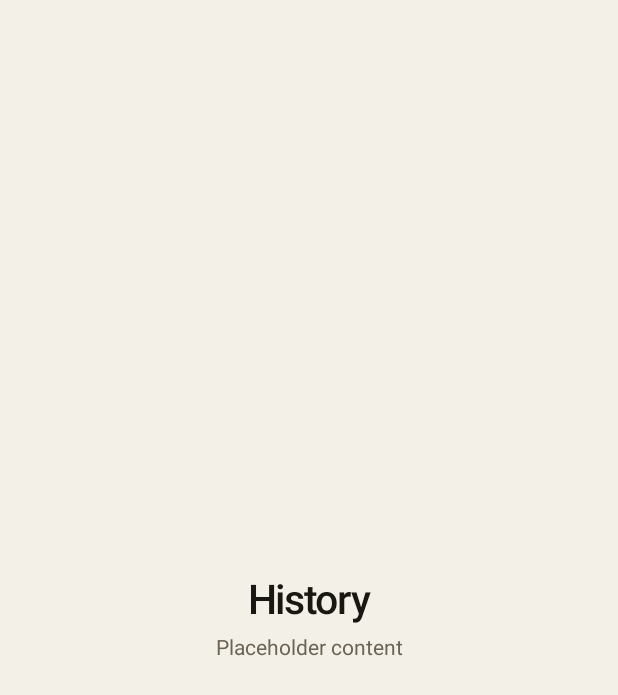
After one commit to xingfengwxx/Clipbox, an Android app built with Jetpack Compose: the composable ClipboxNavHost shown on its own in the app's theme, on a phone screen of 412 x 824 dp. The commit adds this screen. Shown: the top 695 px of the screen. Run offline under Robolectric (Android 15) with nearby library versions, the phone set to English and light mode, and no system bars; our stand-ins replace Compose Multiplatform resources.

Commit message:
T-UI-01: 设计 tokens、主题与导航骨架

```diff
--- a/ClipboxClient/composeApp/build.gradle.kts
+++ b/ClipboxClient/composeApp/build.gradle.kts
@@ -34,6 +34,7 @@ kotlin {
             implementation(compose.material3)
             implementation(compose.ui)
             implementation(compose.components.resources)
+            implementation(libs.androidx.navigation.compose)
             implementation(libs.koin.core)
             implementation(project(":shared"))
         }
--- a/ClipboxClient/composeApp/src/commonMain/composeResources/values-en/strings.xml
+++ b/ClipboxClient/composeApp/src/commonMain/composeResources/values-en/strings.xml
@@ -1,5 +1,8 @@
 <?xml version="1.0" encoding="utf-8"?>
 <resources>
     <string name="app_name">Theca</string>
-    <string name="app_placeholder">Project skeleton is ready</string>
+    <string name="nav_history">History</string>
+    <string name="nav_toolbox">Toolbox</string>
+    <string name="nav_settings">Settings</string>
+    <string name="placeholder_under_construction">Placeholder content</string>
 </resources>
--- a/ClipboxClient/composeApp/src/commonMain/composeResources/values-zh-rTW/strings.xml
+++ b/ClipboxClient/composeApp/src/commonMain/composeResources/values-zh-rTW/strings.xml
@@ -1,5 +1,8 @@
 <?xml version="1.0" encoding="utf-8"?>
 <resources>
     <string name="app_name">字匣</string>
-    <string name="app_placeholder">工程骨架已就緒</string>
+    <string name="nav_history">歷史</string>
+    <string name="nav_toolbox">工具箱</string>
+    <string name="nav_settings">設定</string>
+    <string name="placeholder_under_construction">頁面預留內容</string>
 </resources>
--- a/ClipboxClient/composeApp/src/commonMain/composeResources/values/strings.xml
+++ b/ClipboxClient/composeApp/src/commonMain/composeResources/values/strings.xml
@@ -1,5 +1,8 @@
 <?xml version="1.0" encoding="utf-8"?>
 <resources>
     <string name="app_name">字匣</string>
-    <string name="app_placeholder">工程骨架已就绪</string>
+    <string name="nav_history">历史</string>
+    <string name="nav_toolbox">工具箱</string>
+    <string name="nav_settings">设置</string>
+    <string name="placeholder_under_construction">页面占位内容</string>
 </resources>
--- /dev/null
+++ b/ClipboxClient/composeApp/src/commonMain/kotlin/com/wangxingxing/clipbox/ui/navigation/ClipboxNavHost.kt
@@ -0,0 +1,31 @@
+/**
+ * author : 王星星
+ * date : 2026-11-16 16:29
+ * email : 1099420259@qq.com
+ * description : 应用级 NavHost，本卡只注册三个一级目的地；toolbox/{toolId} 与 pairing 等二级路由由后续卡片在此扩展
+ */
+package com.wangxingxing.clipbox.ui.navigation
+
+import androidx.compose.runtime.Composable
+import androidx.compose.ui.Modifier
+import androidx.navigation.NavHostController
+import androidx.navigation.compose.NavHost
+import androidx.navigation.compose.composable
+
+@Composable
+fun ClipboxNavHost(
+    navController: NavHostController,
+    modifier: Modifier = Modifier,
+) {
+    NavHost(
+        navController = navController,
+        startDestination = TopLevelDestination.History.route,
+        modifier = modifier,
+    ) {
+        TopLevelDestination.entries.forEach { destination ->
+            composable(destination.route) {
+                PlaceholderPage(destination)
+            }
+        }
+    }
+}
--- /dev/null
+++ b/ClipboxClient/composeApp/src/commonMain/kotlin/com/wangxingxing/clipbox/ui/navigation/PlaceholderPages.kt
@@ -0,0 +1,50 @@
+/**
+ * author : 王星星
+ * date : 2026-11-16 16:29
+ * email : 1099420259@qq.com
+ * description : 三个一级页面的占位内容；只验证导航与主题，不承载任何数据，后续卡片会逐页替换
+ */
+package com.wangxingxing.clipbox.ui.navigation
+
+import androidx.compose.foundation.background
+import androidx.compose.foundation.layout.Arrangement
+import androidx.compose.foundation.layout.Column
+import androidx.compose.foundation.layout.Spacer
+import androidx.compose.foundation.layout.fillMaxSize
+import androidx.compose.foundation.layout.height
+import androidx.compose.foundation.layout.padding
+import androidx.compose.material3.MaterialTheme
+import androidx.compose.material3.Text
+import androidx.compose.runtime.Composable
+import androidx.compose.ui.Alignment
+import androidx.compose.ui.Modifier
+import com.wangxingxing.clipbox.resources.Res
+import com.wangxingxing.clipbox.resources.placeholder_under_construction
+import com.wangxingxing.clipbox.ui.theme.ClipboxTokens
+import org.jetbrains.compose.resources.stringResource
+
+@Composable
+fun PlaceholderPage(destination: TopLevelDestination) {
+    val colors = ClipboxTokens.colors
+    val spacing = ClipboxTokens.spacing
+    Column(
+        modifier = Modifier
+            .fillMaxSize()
+            .background(colors.background)
+            .padding(spacing.xl),
+        verticalArrangement = Arrangement.Center,
+        horizontalAlignment = Alignment.CenterHorizontally,
+    ) {
+        Text(
+            text = stringResource(destination.label),
+            style = MaterialTheme.typography.titleLarge,
+            color = colors.ink,
+        )
+        Spacer(Modifier.height(spacing.s))
+        Text(
+            text = stringResource(Res.string.placeholder_under_construction),
+            style = MaterialTheme.typography.bodySmall,
+            color = colors.ink3,
+        )
+    }
+}
--- /dev/null
+++ b/ClipboxClient/composeApp/src/commonMain/kotlin/com/wangxingxing/clipbox/ui/theme/ClipboxTheme.kt
@@ -0,0 +1,35 @@
+/**
+ * author : 王星星
+ * date : 2026-11-16 16:29
+ * email : 1099420259@qq.com
+ * description : 根主题：把浅 / 深两套 tokens 注入 Material 3 与 CompositionLocal；本卡只跟随系统外观，主题模式切换由 T-UI-09 接入
+ */
+package com.wangxingxing.clipbox.ui.theme
+
+import androidx.compose.foundation.isSystemInDarkTheme
+import androidx.compose.material3.MaterialTheme
+import androidx.compose.runtime.Composable
+import androidx.compose.runtime.CompositionLocalProvider
+import androidx.compose.runtime.remember
+
+@Composable
+fun ClipboxTheme(
+    darkTheme: Boolean = isSystemInDarkTheme(),
+    content: @Composable () -> Unit,
+) {
+    val colors = if (darkTheme) DarkClipboxColors else LightClipboxColors
+    val colorScheme = remember(darkTheme) { colors.toColorScheme(darkTheme) }
+    MaterialTheme(
+        colorScheme = colorScheme,
+        typography = DefaultClipboxTypography.material,
+        shapes = ClipboxShapes,
+    ) {
+        CompositionLocalProvider(
+            LocalClipboxColors provides colors,
+            LocalClipboxSpacing provides ClipboxSpacing(),
+            LocalClipboxRadii provides ClipboxRadii(),
+            LocalClipboxTypography provides DefaultClipboxTypography,
+            content = content,
+        )
+    }
+}
--- /dev/null
+++ b/ClipboxClient/composeApp/src/commonMain/kotlin/com/wangxingxing/clipbox/ui/theme/ClipboxTokens.kt
@@ -0,0 +1,228 @@
+/**
+ * author : 王星星
+ * date : 2026-11-16 16:29
+ * email : 1099420259@qq.com
+ * description : 三端共享的设计 tokens：11 个色彩角色、间距、圆角与字体；十六进制色值只允许出现在本包，页面必须经 ClipboxTokens 取色
+ */
+package com.wangxingxing.clipbox.ui.theme
+
+import androidx.compose.foundation.shape.RoundedCornerShape
+import androidx.compose.material3.ColorScheme
+import androidx.compose.material3.Shapes
+import androidx.compose.material3.Typography
+import androidx.compose.material3.darkColorScheme
+import androidx.compose.material3.lightColorScheme
+import androidx.compose.runtime.Composable
+import androidx.compose.runtime.Immutable
+import androidx.compose.runtime.ReadOnlyComposable
+import androidx.compose.runtime.staticCompositionLocalOf
+import androidx.compose.ui.graphics.Color
+import androidx.compose.ui.text.TextStyle
+import androidx.compose.ui.text.font.FontFamily
+import androidx.compose.ui.text.font.FontWeight
+import androidx.compose.ui.unit.Dp
+import androidx.compose.ui.unit.dp
+import androidx.compose.ui.unit.sp
+
+@Immutable
+data class ClipboxColors(
+    val background: Color,
+    val panel: Color,
+    val panel2: Color,
+    val ink: Color,
+    val ink2: Color,
+    val ink3: Color,
+    val line: Color,
+    val accent: Color,
+    val ok: Color,
+    val warn: Color,
+    val danger: Color,
+    /** accent 上的配套文字色，来自 brand-spec 的按钮规范，不属于设计稿的 11 个角色。 */
+    val onAccent: Color,
+)
+
+val LightClipboxColors = ClipboxColors(
+    background = Color(0xFFF3F0E8),
+    panel = Color(0xFFFBF9F3),
+    panel2 = Color(0xFFEAE6DA),
+    ink = Color(0xFF191712),
+    ink2 = Color(0xFF5B5446),
+    ink3 = Color(0xFF6B6455),
+    line = Color(0xFFD0CABA),
+    accent = Color(0xFFA8430F),
+    ok = Color(0xFF2F6B45),
+    warn = Color(0xFF7A4E0C),
+    danger = Color(0xFFA03024),
+    onAccent = Color(0xFFFFF8F0),
+)
+
+val DarkClipboxColors = ClipboxColors(
+    background = Color(0xFF17150F),
+    panel = Color(0xFF1E1B14),
+    panel2 = Color(0xFF262218),
+    ink = Color(0xFFEDE9DC),
+    ink2 = Color(0xFFB7B0A0),
+    ink3 = Color(0xFF9A9384),
+    line = Color(0xFF3A352B),
+    accent = Color(0xFFE8823F),
+    ok = Color(0xFF7ED6A4),
+    warn = Color(0xFFE0B05A),
+    danger = Color(0xFFF08A75),
+    onAccent = Color(0xFF17150F),
+)
+
+// 未映射容器落回品牌面板色，避免 M3 组件（对话框 / Snackbar / 输入框）出现基线紫色
+internal fun ClipboxColors.toColorScheme(dark: Boolean): ColorScheme {
+    val scheme = if (dark) darkColorScheme() else lightColorScheme()
+    return scheme.copy(
+        primary = accent,
+        onPrimary = onAccent,
+        primaryContainer = panel2,
+        onPrimaryContainer = ink,
+        inversePrimary = accent,
+        secondary = ink2,
+        onSecondary = panel,
+        secondaryContainer = panel2,
+        onSecondaryContainer = ink,
+        tertiary = ink3,
+        onTertiary = panel,
+        tertiaryContainer = panel2,
+        onTertiaryContainer = ink,
+        background = background,
+        onBackground = ink,
+        surface = panel,
+        onSurface = ink,
+        surfaceVariant = panel2,
+        onSurfaceVariant = ink2,
+        surfaceTint = accent,
+        inverseSurface = ink,
+        inverseOnSurface = background,
+        error = danger,
+        onError = onAccent,
+        errorContainer = panel2,
+        onErrorContainer = danger,
+        outline = line,
+        outlineVariant = panel2,
+        scrim = Color.Black,
+        surfaceBright = panel,
+        surfaceDim = background,
+        surfaceContainerLowest = background,
+        surfaceContainerLow = panel,
+        surfaceContainer = panel,
+        surfaceContainerHigh = panel2,
+        surfaceContainerHighest = panel2,
+    )
+}
+
+/** 间距刻度固定为 4 / 8 / 12 / 16 / 24 / 32。 */
+@Immutable
+data class ClipboxSpacing(
+    val xs: Dp = 4.dp,
+    val s: Dp = 8.dp,
+    val m: Dp = 12.dp,
+    val l: Dp = 16.dp,
+    val xl: Dp = 24.dp,
+    val xxl: Dp = 32.dp,
+)
+
+/** 按钮 3dp；弹层 6–10dp，统一取 8dp。 */
+@Immutable
+data class ClipboxRadii(
+    val button: Dp = 3.dp,
+    val overlay: Dp = 8.dp,
+)
+
+val ClipboxShapes = Shapes(
+    extraSmall = RoundedCornerShape(2.dp),
+    small = RoundedCornerShape(3.dp),
+    medium = RoundedCornerShape(8.dp),
+    large = RoundedCornerShape(10.dp),
+    extraLarge = RoundedCornerShape(10.dp),
+)
+
+@Immutable
+class ClipboxTypography(
+    val material: Typography,
+    /** 设备名 / 时间 / 字节数 / 同步状态的等宽签名样式。 */
+    val mono: TextStyle,
+)
+
+val DefaultClipboxTypography = ClipboxTypography(
+    material = Typography(
+        titleLarge = TextStyle(
+            fontFamily = FontFamily.Default,
+            fontWeight = FontWeight.SemiBold,
+            fontSize = 27.sp,
+            lineHeight = 30.sp,
+            letterSpacing = (-0.675).sp,
+        ),
+        titleMedium = TextStyle(
+            fontFamily = FontFamily.Default,
+            fontWeight = FontWeight.SemiBold,
+            fontSize = 17.sp,
+            lineHeight = 24.sp,
+        ),
+        bodyLarge = TextStyle(
+            fontFamily = FontFamily.Default,
+            fontWeight = FontWeight.Normal,
+            fontSize = 16.sp,
+            lineHeight = 25.sp,
+        ),
+        bodyMedium = TextStyle(
+            fontFamily = FontFamily.Default,
+            fontWeight = FontWeight.Normal,
+            fontSize = 15.sp,
+            lineHeight = 23.sp,
+        ),
+        bodySmall = TextStyle(
+            fontFamily = FontFamily.Default,
+            fontWeight = FontWeight.Normal,
+            fontSize = 14.sp,
+            lineHeight = 22.sp,
+        ),
+        labelLarge = TextStyle(
+            fontFamily = FontFamily.Default,
+            fontWeight = FontWeight.Medium,
+            fontSize = 14.sp,
+            lineHeight = 20.sp,
+        ),
+        labelMedium = TextStyle(
+            fontFamily = FontFamily.Default,
+            fontWeight = FontWeight.Medium,
+            fontSize = 12.sp,
+            lineHeight = 16.sp,
+        ),
+        labelSmall = TextStyle(
+            fontFamily = FontFamily.Default,
+            fontWeight = FontWeight.Normal,
+            fontSize = 12.sp,
+            lineHeight = 16.sp,
+        ),
+    ),
+    mono = TextStyle(
+        fontFamily = FontFamily.Monospace,
+        fontWeight = FontWeight.Normal,
+        fontSize = 12.sp,
+        lineHeight = 16.sp,
+    ),
+)
+
+val LocalClipboxColors = staticCompositionLocalOf { LightClipboxColors }
+val LocalClipboxSpacing = staticCompositionLocalOf { ClipboxSpacing() }
+val LocalClipboxRadii = staticCompositionLocalOf { ClipboxRadii() }
+val LocalClipboxTypography = staticCompositionLocalOf { DefaultClipboxTypography }
+
+object ClipboxTokens {
+
+    val colors: ClipboxColors
+        @Composable @ReadOnlyComposable get() = LocalClipboxColors.current
+
+    val spacing: ClipboxSpacing
+        @Composable @ReadOnlyComposable get() = LocalClipboxSpacing.current
+
+    val radii: ClipboxRadii
+        @Composable @ReadOnlyComposable get() = LocalClipboxRadii.current
+
+    val typography: ClipboxTypography
+        @Composable @ReadOnlyComposable get() = LocalClipboxTypography.current
+}
--- a/ClipboxClient/gradle/libs.versions.toml
+++ b/ClipboxClient/gradle/libs.versions.toml
@@ -7,6 +7,8 @@ serialization = "1.9.0"
 datetime = "0.7.1"
 koin = "4.1.1"
 activityCompose = "1.10.1"
+# 2.9.2 的 Gradle metadata 要求 Compose runtime 1.9.3，与当前 composeMultiplatform 精确对齐
+navigationCompose = "2.9.2"
 datastore = "1.2.1"
 ktor = "3.3.3"
 room = "2.8.5"
@@ -21,6 +23,7 @@ androidTargetSdk = "36"
 
 [libraries]
 androidx-activity-compose = { module = "androidx.activity:activity-compose", version.ref = "activityCompose" }
+androidx-navigation-compose = { module = "org.jetbrains.androidx.navigation:navigation-compose", version.ref = "navigationCompose" }
 kotlinx-coroutines-core = { module = "org.jetbrains.kotlinx:kotlinx-coroutines-core", version.ref = "coroutines" }
 kotlinx-serialization-json = { module = "org.jetbrains.kotlinx:kotlinx-serialization-json", version.ref = "serialization" }
 kotlinx-datetime = { module = "org.jetbrains.kotlinx:kotlinx-datetime", version.ref = "datetime" }
```
Also changed, not shown: ClipboxClient/composeApp/src/commonMain/kotlin/com/wangxingxing/clipbox/App.kt (+6 -17 lines), ClipboxClient/composeApp/src/commonMain/kotlin/com/wangxingxing/clipbox/ui/navigation/ClipboxNavigation.kt (added, +242 -0 lines), ClipboxClient/composeApp/src/commonMain/kotlin/com/wangxingxing/clipbox/ui/navigation/NavIcons.kt (added, +87 -0 lines), ClipboxClient/composeApp/src/commonMain/kotlin/com/wangxingxing/clipbox/ui/navigation/TopLevelDestination.kt (added, +30 -0 lines).
